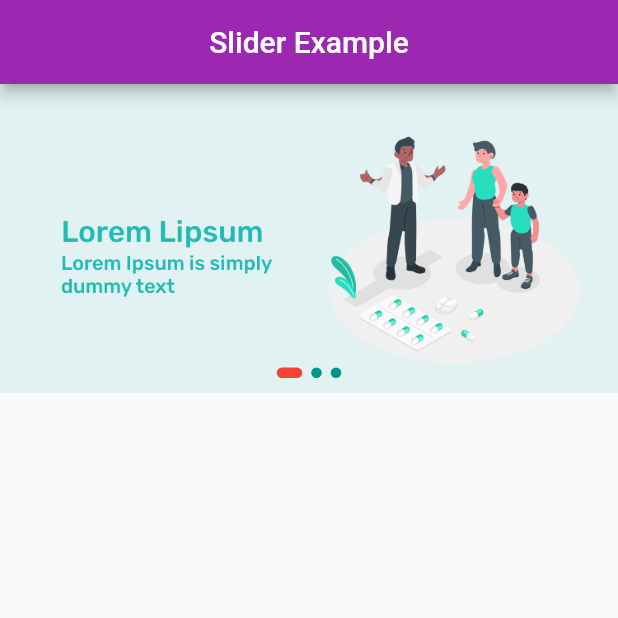
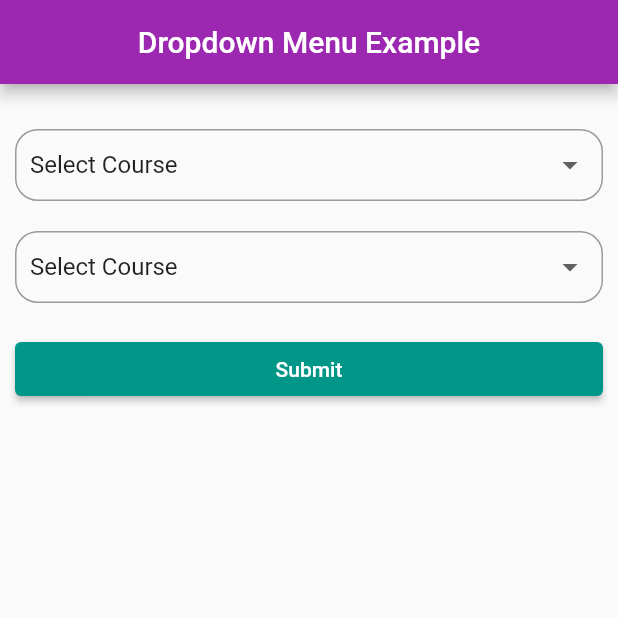
Before and after one commit to mdsomad/flutter_widgets, a Flutter app: the screen it shows after launch, on a phone screen of 412 x 824 dp, the top half of it. Run offline on Flutter 3.47's test engine with Material 2 defaults, Android fonts, the phone set to English and light mode, and no system bars; drawn by our look-alikes of carousel_slider.

Commit message:
Dropdown Menu Complete

```diff
--- /dev/null
+++ b/lib/Dropdown_Menu_Screen.dart
@@ -0,0 +1,166 @@
+import 'package:carousel_slider/carousel_controller.dart';
+import 'package:carousel_slider/carousel_options.dart';
+import 'package:carousel_slider/carousel_slider.dart';
+import "package:flutter/material.dart";
+
+
+
+
+//* This Packige add -->   carousel_slider: ^4.2.1
+
+//* Run this command: -->  flutter pub add carousel_slider
+
+
+
+
+class DropdownMenuScreen extends StatefulWidget {
+
+  const DropdownMenuScreen({Key? key}) : super(key: key);
+
+  @override
+  State<DropdownMenuScreen> createState() => DropdownMenuStateScreen();
+}
+
+class DropdownMenuStateScreen extends State<DropdownMenuScreen> {
+
+
+   List dropDownListData = [
+    {"title": "BCA", "value": "1"},
+    {"title": "MCA", "value": "2"},
+    {"title": "B.Tech", "value": "3"},
+    {"title": "M.Tech", "value": "4"},
+  ];
+
+  String defaultValue = "";
+  String secondDropDown = "";
+
+
+   @override
+  Widget build(BuildContext context) {
+    return Scaffold(
+
+      appBar: AppBar(
+        title: Text('Dropdown Menu Example'),
+        centerTitle: true,
+        backgroundColor: Colors.purple,
+      ),
+
+
+      body: Padding(
+        padding: const EdgeInsets.all(10.0),
+        child: ListView(children: [
+
+          const SizedBox(
+            height: 20,
+          ),
+
+          InputDecorator(
+            decoration: InputDecoration(
+              border:
+                  OutlineInputBorder(borderRadius: BorderRadius.circular(15.0)),
+              contentPadding: const EdgeInsets.all(10),
+            ),
+
+            child: DropdownButtonHideUnderline(
+              child: DropdownButton<String>(
+                  isDense: true,
+                  value: defaultValue,
+                  isExpanded: true,
+                  menuMaxHeight: 350,
+                  items: [
+
+                    const DropdownMenuItem(
+                        child: Text(
+                          "Select Course",
+                        ),
+                        value: ""),
+                    ...dropDownListData.map<DropdownMenuItem<String>>((data) {
+                      return DropdownMenuItem( child: Text(data['title']), value: data['value']);
+                      }).toList(),
+                  ],
+
+
+                  onChanged: (value) {
+                    print("selected Value $value");
+                    setState(() {
+                      defaultValue = value!;
+                    });
+                  }),
+            ),
+          ),
+
+
+          const SizedBox(
+            height: 20,
+          ),
+
+
+          InputDecorator(
+            decoration: InputDecoration(
+              border:
+                  OutlineInputBorder(borderRadius: BorderRadius.circular(15.0)),
+              contentPadding: const EdgeInsets.all(10),
+            ),
+
+
+            child: DropdownButtonHideUnderline(
+              child: DropdownButton<String>(
+                  isDense: true,
+                  value: secondDropDown,
+                  isExpanded: true,
+                  menuMaxHeight: 350,
+                  items: [
+                    const DropdownMenuItem(
+                        child: Text(
+                          "Select Course",
+                        ),
+                        value: ""),
+                    ...dropDownListData.map<DropdownMenuItem<String>>((data) {
+
+                      return DropdownMenuItem(
+                          child: Text(data['title']), value: data['value']);
+                    }).toList(),
+                  ],
+
+                  onChanged: (value) {
+                    print("selected Value $value");
+                    setState(() {
+                      secondDropDown = value!;
+                    });
+                  }),
+
+            ),
+          ),
+
+
+          const SizedBox(
+            height: 20,
+          ),
+
+
+
+          ElevatedButton(
+              onPressed: () {
+                if (secondDropDown == "") {
+                  print("Please select a course");
+                } else {
+                  print("user selected course $defaultValue");
+                }
+              },
+              child: const Text("Submit"))
+
+
+
+        ]),
+      ),
+
+
+
+
+    );
+
+
+
+
+  }
+}
--- a/lib/main.dart
+++ b/lib/main.dart
@@ -1,6 +1,6 @@
 // ignore_for_file: prefer_const_constructors
 import 'package:flutter/material.dart';
-import 'package:flutter_widgets/slider_screen.dart';
+import 'package:flutter_widgets/Dropdown_Menu_Screen.dart';
 
 
 void main() {
@@ -24,7 +24,7 @@ class MyApp extends StatelessWidget {
       brightness: Brightness.dark
      ),
 
-     home: SliderScreen(),
+     home: DropdownMenuScreen(),
 
     );
   }
--- a/lib/slider_screen.dart
+++ /dev/null
@@ -1,128 +0,0 @@
-import 'package:carousel_slider/carousel_controller.dart';
-import 'package:carousel_slider/carousel_options.dart';
-import 'package:carousel_slider/carousel_slider.dart';
-import "package:flutter/material.dart";
-
-
-
-
-//* This Packige add -->   carousel_slider: ^4.2.1
-
-//* Run this command: -->  flutter pub add carousel_slider
-
-
-
-
-class SliderScreen extends StatefulWidget {
-
-  const SliderScreen({Key? key}) : super(key: key);
-
-  @override
-  State<SliderScreen> createState() => _SliderScreenState();
-}
-
-class _SliderScreenState extends State<SliderScreen> {
-
-
-  List imageList = [
-    {"id": 1, "image_path": 'assets/images/banner.png'},
-    {"id": 2, "image_path": 'assets/images/bestsellersbanner.png'},
-    {"id": 3, "image_path": 'assets/images/banner.png'}
-  ];
-
-
-   final CarouselController carouselController = CarouselController();
-   int currentIndex = 0;
-
-
-   @override
-  Widget build(BuildContext context) {
-    return Scaffold(
-      appBar: AppBar(
-        title: Text('Slider Example'),
-        centerTitle: true,
-        backgroundColor: Colors.purple,
-      ),
-      body: Column(
-        children: [
-
-         Stack(
-          children: [
-
-            InkWell(
-              onTap: () {
-                print("Image Index --> $currentIndex");
-              },
-              child: CarouselSlider(
-
-                items: imageList
-                    .map(
-                      (item) => Image.asset(
-                        item['image_path'],
-                        fit: BoxFit.cover,
-                        width: double.infinity,
-                      ),
-                    ).toList(),
-
-                carouselController: carouselController,
-                options: CarouselOptions(
-                  scrollPhysics: const BouncingScrollPhysics(),
-                  autoPlay: true,
-                  aspectRatio: 2,          //* <-- height
-                  viewportFraction: 1,     //* <-- Image Zoom
-                  onPageChanged: (index, reason) {
-                    setState(() {
-                      currentIndex = index;
-                    });
-                  },
-                ),
-              ),
-            ),
-
-
-
-            Positioned(
-              bottom: 10,
-              left: 0,
-              right: 0,
-              child: Row(
-                mainAxisAlignment: MainAxisAlignment.center,
-
-                children: imageList.asMap().entries.map((entry) {
-                  return GestureDetector(
-                    onTap: () => carouselController.animateToPage(entry.key),
-                    child: Container(
-                      width: currentIndex == entry.key ? 17 : 7,
-                      height: 7.0,
-                      margin: const EdgeInsets.symmetric(
-                        horizontal: 3.0,
-                      ),
-                      decoration: BoxDecoration(
-                          borderRadius: BorderRadius.circular(10),
-                          color: currentIndex == entry.key
-                              ? Colors.red
-                              : Colors.teal),
-                    ),
-
-                  );
-                }).toList(),
-
-
-              ),
-            ),
-
-
-
-          ],
-        ),
-
-
-        ],
-      ),
-    );
-
-
-
-
-  }
-}
```
